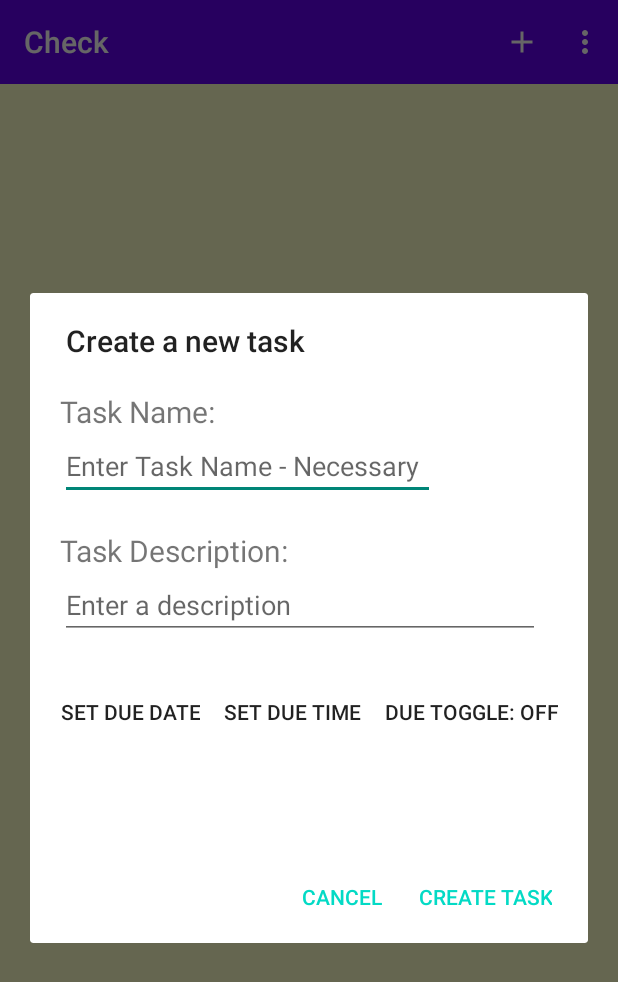
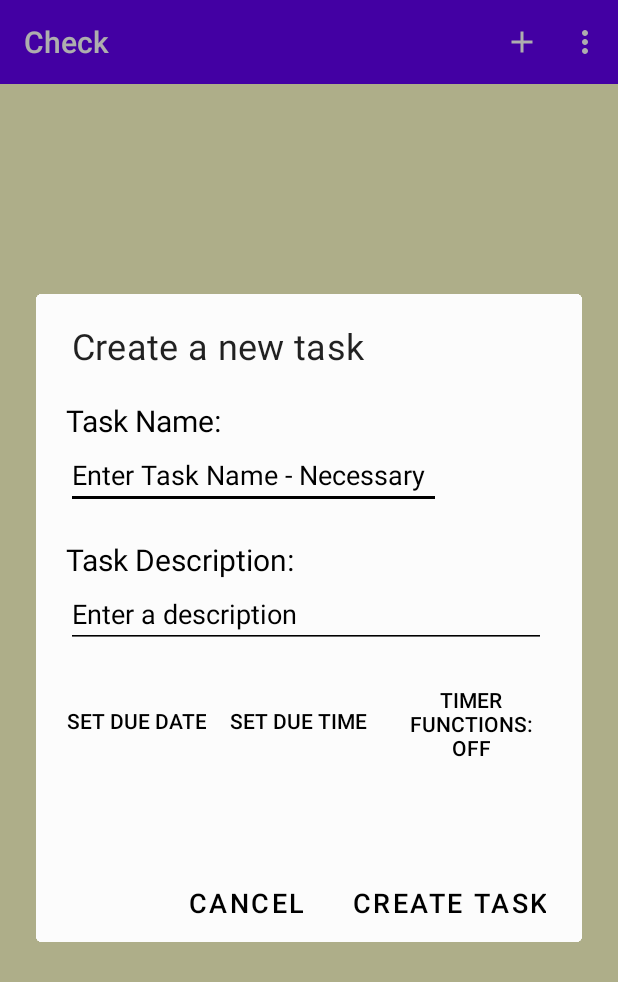
Before and after one commit to JosephB-Workstation/Check, an Android app: the List_Activity screen opened directly, with no data from a screen before it, after a tap on "Add new task", on a phone screen of 412 x 824 dp. Shown: the top 982 px of the screen. Run offline under Robolectric (Android 15) with nearby library versions, the phone set to English and light mode, and no system bars; our stand-ins replace Firebase (no records; nobody signed in at launch, a user with empty details on screens opened directly).

Commit message:
Dark mode final phase
Fully implements dark mode across the entire app, enables local account-based state saving (bob can have dark mode on the company phone while tim has the default mode)

This commit also fixes a few bugs including crash inducing bugs and logic errors.

```diff
--- a/app/src/main/java/com/check/app/List_Stuff/List_Activity.java
+++ b/app/src/main/java/com/check/app/List_Stuff/List_Activity.java
@@ -145,7 +145,7 @@ public class List_Activity extends AppCompatActivity implements Create_Task_Dial
 
         else if(intent.getIntExtra("mode", 1) == 1){ // if the list was created, instead of loaded.
             listID = FirebaseDatabase.getInstance().getReference().child("user").child(FirebaseAuth.getInstance().getUid()).child("list").push().getKey();
-            Toolbar toolbar = findViewById(R.id.listToolBar); // list toolbar grabbed
+            toolbar = findViewById(R.id.listToolBar); // list toolbar grabbed
             listName = intent.getStringExtra("listName"); //grabs the name from MainActivity, which got it from the dialog
             toolbar.setTitle(listName);// sets the local string variable to be the title of the toolbar.
             listCategory = "None"; // temp fix for nulls
@@ -379,9 +379,7 @@ public class List_Activity extends AppCompatActivity implements Create_Task_Dial
         minuteUpdateReciever = new BroadcastReceiver() {
             @Override
             public void onReceive(Context context, Intent intent) {
-                for(int i = 0; i < taskList.size(); i++){
-                    if(taskList.get(i).hasTimer()){lTaskAdapter.notifyItemChanged(i);}
-                }
+                lTaskAdapter.notifyDataSetChanged();
             }
         };
         registerReceiver(minuteUpdateReciever, intentFilter);
--- a/app/src/main/java/com/check/app/Task_Stuff/Create_Task_Dialog.java
+++ b/app/src/main/java/com/check/app/Task_Stuff/Create_Task_Dialog.java
@@ -18,9 +18,11 @@ import android.widget.TimePicker;
 
 import androidx.annotation.NonNull;
 import androidx.annotation.Nullable;
+import androidx.appcompat.app.AppCompatDelegate;
 import androidx.fragment.app.DialogFragment;
 
 import com.check.app.R;
+import com.google.android.material.dialog.MaterialAlertDialogBuilder;
 
 import java.util.Calendar;
 
@@ -31,12 +33,22 @@ public class Create_Task_Dialog extends DialogFragment implements DatePickerDial
     private Button mdueDate, mdueTime, mdueToggle, mrecursionChanger;
     private TextView dayViewer, timeViewer, taskTimeMessage;
     private RelativeLayout dataholder;
-    private Boolean attachCalendar;
+    private Boolean attachCalendar, darkMode;
 
     @NonNull
     @Override
     public Dialog onCreateDialog(@Nullable Bundle savedInstanceState) {
-        AlertDialog.Builder dialogBuilder = new AlertDialog.Builder(getActivity());
+        //init darkmode
+        //state set
+        if(AppCompatDelegate.getDefaultNightMode() == AppCompatDelegate.MODE_NIGHT_YES){
+            darkMode = true;
+        } else darkMode = false;
+        //builder of the builder for the dialog
+        MaterialAlertDialogBuilder dialogBuilder = null;
+        if(darkMode){
+            dialogBuilder = new MaterialAlertDialogBuilder(getActivity(), R.style.DarkDialogCustom);}
+        else {dialogBuilder = new MaterialAlertDialogBuilder(getActivity(), R.style.LightDialogCustom);}
+
         LayoutInflater inflater = requireActivity().getLayoutInflater();
         View view = inflater.inflate(R.layout.dialog_create_task, null);//bureaucracy of setting up a dialog
 
@@ -79,7 +91,10 @@ public class Create_Task_Dialog extends DialogFragment implements DatePickerDial
         mdueDate.setOnClickListener(new View.OnClickListener() {
             @Override
             public void onClick(View v) { //date picker
-                DatePickerDialog datePickerDialog = new DatePickerDialog(getActivity(), Create_Task_Dialog.this,  year, month, day);
+                DatePickerDialog datePickerDialog = null;
+                if(!darkMode)
+                {datePickerDialog = new DatePickerDialog(getActivity(), Create_Task_Dialog.this,  year, month, day);}
+                else {datePickerDialog = new DatePickerDialog(getActivity(), AlertDialog.THEME_DEVICE_DEFAULT_DARK, Create_Task_Dialog.this, year, month, day);}
                 datePickerDialog.show();
             }
         });
@@ -87,7 +102,10 @@ public class Create_Task_Dialog extends DialogFragment implements DatePickerDial
         mdueTime.setOnClickListener(new View.OnClickListener() {
             @Override
             public void onClick(View v) { // time picker
-                TimePickerDialog timePickerDialog = new TimePickerDialog(getActivity(), Create_Task_Dialog.this, hour, minute, true);
+                TimePickerDialog timePickerDialog = null;
+                if(!darkMode){
+                timePickerDialog = new TimePickerDialog(getActivity(), Create_Task_Dialog.this, hour, minute, true);}
+                else{timePickerDialog = new TimePickerDialog(getActivity(), AlertDialog.THEME_DEVICE_DEFAULT_DARK, Create_Task_Dialog.this, hour, minute, true);}
                 timePickerDialog.show();
             }
         });
--- a/app/src/main/java/com/check/app/Task_Stuff/TaskObject.java
+++ b/app/src/main/java/com/check/app/Task_Stuff/TaskObject.java
@@ -152,7 +152,6 @@ public class TaskObject implements Serializable {
         if(checkboxState == 1){ // if item is checked off, we are unchecking it
             checkboxState = 0;
             checkboxStateSource = R.drawable.notchecked;
-            timerState = 0;
         }
         year = dueDate.get(dueDate.YEAR) ; //ensures that these fields have the current recursion date's time, as it wouldn't if recursion was edited in. Without this, system would crash.
         month = dueDate.get(dueDate.MONTH);
@@ -222,6 +221,7 @@ public class TaskObject implements Serializable {
                     @Override
                     public void run() { setLateCheckBoxState(); }};
                 dueTimer.schedule(dueExecutor, dueDate.getTime());
+                timerState = _timerState;
 
             } else if (_timerState == 2){
                 dueTimer = new Timer();
@@ -229,6 +229,7 @@ public class TaskObject implements Serializable {
                     @Override
                     public void run() { setRecursionCheckBoxState(); }};
                 dueTimer.schedule(dueExecutor, dueDate.getTime());
+                timerState = _timerState;
             }
         }
         else if(timerState == 1 || timerState == 2){
@@ -236,6 +237,7 @@ public class TaskObject implements Serializable {
                 dueTimer.cancel();
                 dueTimer = null;
                 dueDate = null;
+                timerState = _timerState;
             }
             else if(_timerState == 1){
                 dueTimer.cancel();
@@ -247,6 +249,7 @@ public class TaskObject implements Serializable {
                     }
                 };
                 dueTimer.schedule(dueExecutor, dueDate.getTime());
+                timerState = _timerState;
             }
             else if(_timerState == 2){
                 dueTimer.cancel();
@@ -256,6 +259,7 @@ public class TaskObject implements Serializable {
                     public void run() { setRecursionCheckBoxState(); }
                 };
                 dueTimer.schedule(dueExecutor, dueDate.getTime());
+                timerState = _timerState;
             }
         }
         timerState = _timerState;
--- a/app/src/main/res/layout/dialog_color_settings.xml
+++ b/app/src/main/res/layout/dialog_color_settings.xml
@@ -4,6 +4,7 @@
     android:layout_width="wrap_content"
     android:layout_height="wrap_content"
     android:orientation="vertical"
-    android:theme="@style/Theme.AppCompat.DayNight.Dialog.Alert">
+    android:theme="@style/Theme.AppCompat.DayNight.Dialog.Alert"
+    android:background="?attr/cardBackground">
 
 </LinearLayout>
--- a/app/src/main/res/layout/dialog_create_list.xml
+++ b/app/src/main/res/layout/dialog_create_list.xml
@@ -4,7 +4,7 @@
     android:layout_width="wrap_content"
     android:layout_height="wrap_content"
     android:orientation="vertical"
-    android:background="?attr/backgroundColor"
+    android:background="?attr/cardBackground"
     android:padding="5dp">
 
     <EditText
--- a/app/src/main/res/layout/dialog_create_task.xml
+++ b/app/src/main/res/layout/dialog_create_task.xml
@@ -5,12 +5,14 @@
     android:layout_height="wrap_content"
     android:orientation="vertical"
     android:theme="@style/Theme.AppCompat.DayNight.Dialog.Alert"
-    android:padding="20dp">
+    android:padding="20dp"
+    android:background="?attr/cardBackground">
 
     <TextView
         android:layout_width="wrap_content"
         android:layout_height="wrap_content"
         android:text="Task Name:"
+        android:textColor="?attr/textColor"
         android:textSize="20sp">
 
     </TextView>
@@ -22,7 +24,10 @@
         android:inputType="text"
         android:text=""
         android:autofillHints="Task name"
-        android:id="@+id/taskName">
+        android:id="@+id/taskName"
+        android:textColor="?attr/textColor"
+        android:textColorHint="?attr/textColor"
+        android:backgroundTint="?attr/tintColor">
 
     </EditText>
 
@@ -30,6 +35,8 @@
         android:layout_width="wrap_content"
         android:layout_height="wrap_content"
         android:text="Task Description:"
+        android:textColor="?attr/textColor"
+
         android:layout_marginTop="20dp"
         android:textSize="20sp">
 
@@ -44,7 +51,10 @@
         android:maxLength="2000"
         android:maxLines="4"
         android:inputType="textMultiLine"
-        android:text="">
+        android:text=""
+        android:textColor="?attr/textColor"
+        android:textColorHint="?attr/textColor"
+        android:backgroundTint="?attr/tintColor">
 
     </EditText>
 <RelativeLayout
@@ -56,6 +66,7 @@
         android:layout_width="wrap_content"
         android:layout_height="wrap_content"
         android:text="Task due: "
+        android:textColor="?attr/textColor"
         android:id="@+id/taskTimeMessage">
 
     </TextView>
@@ -67,6 +78,7 @@
         android:id = "@+id/dayView"
         android:layout_marginRight="5dp"
         android:layout_marginLeft="5dp"
+        android:textColor="?attr/textColor"
         android:layout_toRightOf="@id/taskTimeMessage">
     </TextView>
 
@@ -75,6 +87,7 @@
         android:layout_height="wrap_content"
         android:text="00:00"
         android:id = "@+id/timeView"
+        android:textColor="?attr/textColor"
         android:layout_toRightOf="@id/dayView">
 
     </TextView>
@@ -88,6 +101,7 @@
         android:text="Set due date"
         android:background="@android:color/transparent"
         android:layout_marginTop="5dp"
+        android:textColor="?attr/textColor"
         android:id="@+id/dueDateButton">
 
     </Button>
@@ -98,6 +112,7 @@
         android:text="Set due time"
         android:background="@android:color/transparent"
         android:layout_marginTop="5dp"
+        android:textColor="?attr/textColor"
         android:layout_marginLeft="15dp"
         android:id="@+id/dueTimeButton">
 
@@ -107,9 +122,10 @@
         android:layout_width="wrap_content"
         android:layout_height="wrap_content"
         android:layout_toRightOf="@id/dueTimeButton"
-        android:text="Due Toggle: off"
+        android:text="Timer Functions: off"
         android:background="@android:color/transparent"
         android:layout_marginTop="5dp"
+        android:textColor="?attr/textColor"
         android:layout_marginLeft="15dp"
         android:id="@+id/dueToggleButton">
 
@@ -121,6 +137,7 @@
         android:layout_height="wrap_content"
         android:background="@android:color/transparent"
         android:text="Recursion Rate"
+        android:textColor="?attr/textColor"
         android:id="@+id/recursionRateButton">
 
     </Button>
--- a/app/src/main/res/layout/dialog_delete_list.xml
+++ b/app/src/main/res/layout/dialog_delete_list.xml
@@ -3,7 +3,8 @@
     xmlns:android="http://schemas.android.com/apk/res/android"
     xmlns:tools="http://schemas.android.com/tools"
     android:layout_width="match_parent"
-    android:layout_height="match_parent">
+    android:layout_height="match_parent"
+    android:background="?attr/cardBackground">
 
     <TextView
         android:layout_width="wrap_content"
@@ -11,5 +12,6 @@
         android:text="Are you sure you want to delete this list? It will remove both this local copy and the online copy."
         android:textAlignment="center"
         tools:layout_editor_absoluteX="0dp"
-        tools:layout_editor_absoluteY="0dp" />
+        tools:layout_editor_absoluteY="0dp"
+        android:textColor="?attr/textColor"/>
 </RelativeLayout>
--- a/app/src/main/res/layout/dialog_settings.xml
+++ b/app/src/main/res/layout/dialog_settings.xml
@@ -5,7 +5,7 @@
     xmlns:tools="http://schemas.android.com/tools"
     android:layout_width="match_parent"
     android:layout_height="match_parent"
-    android:background="?attr/backgroundColor"
+    android:background="?attr/cardBackground"
     android:padding="5dp">
 
     <Button
--- a/app/src/main/res/layout/item_task.xml
+++ b/app/src/main/res/layout/item_task.xml
@@ -42,7 +42,7 @@
             android:layout_height="50dp"
             android:layout_marginStart="5dp"
             android:text="empty task error!"
-            android:textColor="@android:color/black">
+            android:textColor="?attr/textColor">
 
         </TextView>
 
--- a/app/src/main/res/values/styles.xml
+++ b/app/src/main/res/values/styles.xml
@@ -21,7 +21,7 @@
         <!-- Customize your theme here. -->
         <item name="colorPrimary">#434343</item>
         <item name="colorPrimaryDark">#000000</item>
-        <item name="colorAccent">@color/colorAccent</item>
+        <item name="colorAccent">#007166</item>
         <item name="backgroundColor">#505050</item>
         <item name="cardBackground">#606060</item>
         <item name="textColor">#ffffff</item>
@@ -29,7 +29,6 @@
         <item name="buttonColor">#363636</item>
         <item name="colorBackgroundFloating"> #606060 </item>
         <item name="android:windowAnimationStyle"> @style/WindowAnimation</item>
-
     </style>
 
     <style name ="LightDialogCustom" parent="@style/ThemeOverlay.MaterialComponents.MaterialAlertDialog">
@@ -38,18 +37,21 @@
         <item name="colorSurface">#000000</item>
         <item name="buttonBarPositiveButtonStyle">@style/LPositiveButtonStyle</item>
         <item name="buttonBarNegativeButtonStyle">@style/LNegativeButtonStyle</item>
-        <item name="android:textColorPrimary">#000000</item>
+        <item name="android:textColor">#000000</item>
         <item name="android:textSize">24sp</item>
     </style>
 
     <style name ="DarkDialogCustom" parent="@style/ThemeOverlay.MaterialComponents.MaterialAlertDialog">
+        <item name="colorAccent">#007166</item>
         <item name="android:background">#606060</item>
         <item name="colorOnSurface">#ffffff</item>
         <item name="colorSurface">#ffffff</item>
         <item name="buttonBarPositiveButtonStyle">@style/DPositiveButtonStyle</item>
         <item name="buttonBarNegativeButtonStyle">@style/DNegativeButtonStyle</item>
         <item name="android:textColorPrimary">#ffffff</item>
+        <item name="android:textColor">#ffffff</item>
         <item name="android:textSize">24sp</item>
+
     </style>
 
     <style name="DPositiveButtonStyle" parent="@style/Widget.MaterialComponents.Button">
@@ -74,12 +76,11 @@
         <item name="android:textSize"> 18sp</item>
     </style>
 
-
-
-
-
     <style name="WindowAnimation">
         <item name="android:windowEnterAnimation"> @android:anim/fade_in</item>
         <item name="android:windowExitAnimation"> @android:anim/fade_out</item>
     </style>
+
+
+
 </resources>
```
Also changed, not shown: app/src/main/java/com/check/app/List_Stuff/List_Color_Settings.java (+14 -1 lines), app/src/main/java/com/check/app/List_Stuff/List_Delete_Dialog.java (+17 -2 lines), app/src/main/java/com/check/app/List_Stuff/List_Edit_Settings.java (+16 -1 lines), app/src/main/java/com/check/app/Task_Stuff/Edit_Task_Dialog.java (+23 -4 lines), app/src/main/res/layout/dialog_list_settings.xml (+13 -6 lines), app/src/main/res/drawable/dischecked.png (added), app/src/main/res/drawable/dislate.png (added), app/src/main/res/drawable/dnotchecked.png (added).
